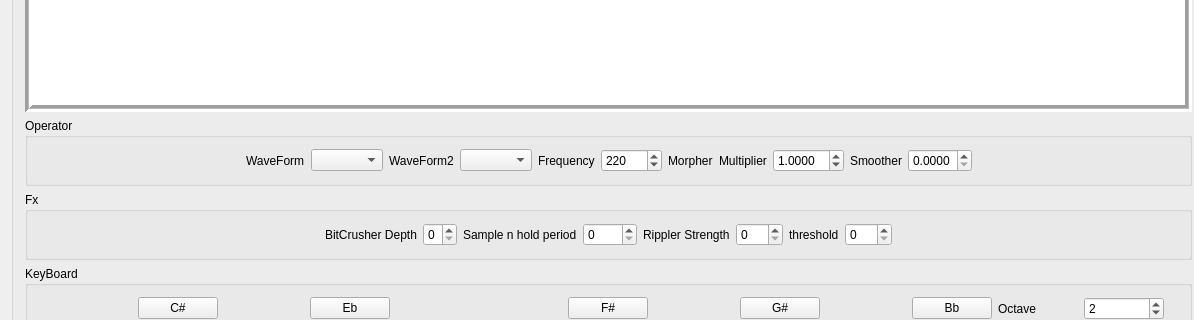
This is Synth4/mainwindow.ui in djeemie2000/SynthPlayground as Qt 5 draws it before an edit; both pictures show x 0 to 1194 and y 135 to 455 of the 1343 by 544 pixel window. The edited form follows.
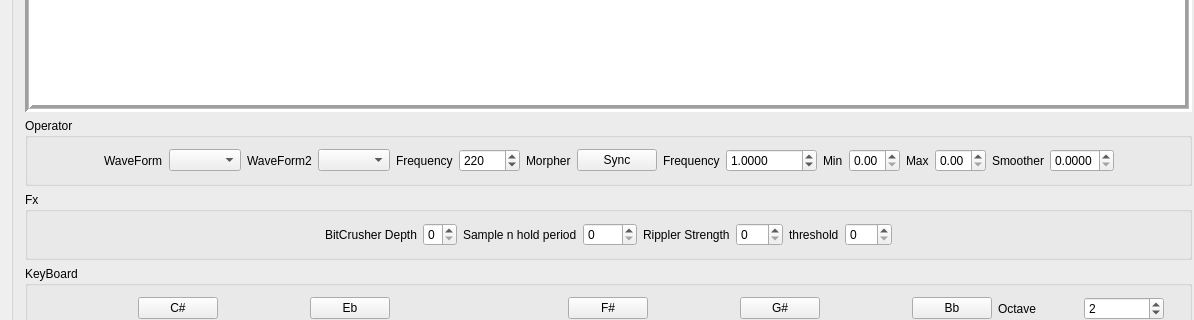
This is the edited form.

```diff
--- a/Synth4/mainwindow.ui
+++ b/Synth4/mainwindow.ui
@@ -133,10 +133,17 @@
             </property>
            </widget>
           </item>
+          <item>
+           <widget class="QPushButton" name="pushButton_MorpherSync">
+            <property name="text">
+             <string>Sync</string>
+            </property>
+           </widget>
+          </item>
           <item>
            <widget class="QLabel" name="label_11">
             <property name="text">
-             <string>Multiplier</string>
+             <string>Frequency</string>
             </property>
            </widget>
           </item>
@@ -145,6 +152,9 @@
             <property name="decimals">
              <number>4</number>
             </property>
+            <property name="maximum">
+             <double>20000.000000000000000</double>
+            </property>
             <property name="singleStep">
              <double>0.001000000000000</double>
             </property>
@@ -153,6 +163,40 @@
             </property>
            </widget>
           </item>
+          <item>
+           <widget class="QLabel" name="label_2">
+            <property name="text">
+             <string>Min</string>
+            </property>
+           </widget>
+          </item>
+          <item>
+           <widget class="QDoubleSpinBox" name="doubleSpinBox_MorpherMin">
+            <property name="maximum">
+             <double>1.000000000000000</double>
+            </property>
+            <property name="singleStep">
+             <double>0.010000000000000</double>
+            </property>
+           </widget>
+          </item>
+          <item>
+           <widget class="QLabel" name="label_18">
+            <property name="text">
+             <string>Max</string>
+            </property>
+           </widget>
+          </item>
+          <item>
+           <widget class="QDoubleSpinBox" name="doubleSpinBox_MorpherMax">
+            <property name="maximum">
+             <double>1.000000000000000</double>
+            </property>
+            <property name="singleStep">
+             <double>0.010000000000000</double>
+            </property>
+           </widget>
+          </item>
           <item>
            <widget class="QLabel" name="label_15">
             <property name="text">
```
Left out of the diff: 2 changed lines with no effect on the pictures.
